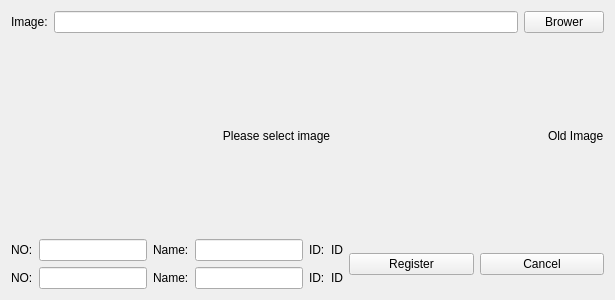
The window that App/FrmRegisterImage.ui (KangLin/FaceRecognizer) describes before a commit, drawn with Qt 5.
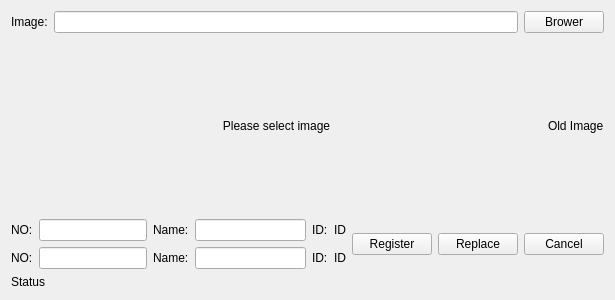
The same window after the commit.

Commit message: Add replace button in register from image

The edit to the form file:
```diff
--- a/App/FrmRegisterImage.ui
+++ b/App/FrmRegisterImage.ui
@@ -108,7 +108,7 @@
          <item>
           <widget class="QLineEdit" name="leName">
            <property name="sizePolicy">
-            <sizepolicy hsizetype="Minimum" vsizetype="Fixed">
+            <sizepolicy hsizetype="Expanding" vsizetype="Fixed">
              <horstretch>0</horstretch>
              <verstretch>0</verstretch>
             </sizepolicy>
@@ -163,7 +163,7 @@
          <item>
           <widget class="QLineEdit" name="leNameOld">
            <property name="sizePolicy">
-            <sizepolicy hsizetype="Minimum" vsizetype="Fixed">
+            <sizepolicy hsizetype="Expanding" vsizetype="Fixed">
              <horstretch>0</horstretch>
              <verstretch>0</verstretch>
             </sizepolicy>
@@ -204,6 +204,13 @@
        </property>
       </widget>
      </item>
+     <item>
+      <widget class="QPushButton" name="pbReplace">
+       <property name="text">
+        <string>Replace</string>
+       </property>
+      </widget>
+     </item>
      <item>
       <widget class="QPushButton" name="pbCancel">
        <property name="text">
@@ -213,6 +220,13 @@
      </item>
     </layout>
    </item>
+   <item row="3" column="0">
+    <widget class="QLabel" name="lbStatus">
+     <property name="text">
+      <string>Status</string>
+     </property>
+    </widget>
+   </item>
   </layout>
  </widget>
  <resources/>
```
The commit also changes 4 other files.
